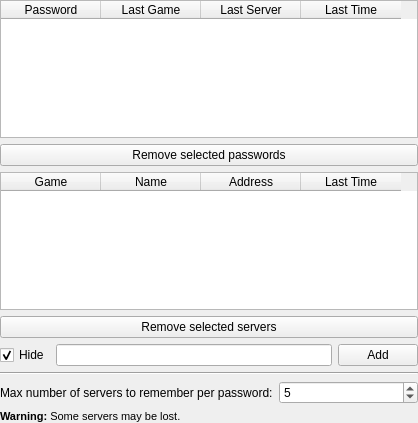
Qt form src/core/gui/configuration/cfgserverpasswords.ui (DoomseekerTeam/Doomseeker) before a commit.
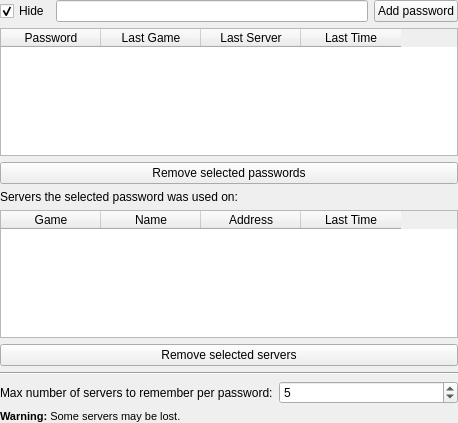
The same form after that commit. Icons and pictures are not drawn.

Commit message:
Server passwords config box UI improvements
- Make the columns fill the tables and increase widths of some to
  accomodate for translated headers.

- Disable the servers table when no password is selected.

- Label the servers table appropriately.

- Put the "Add password" button and input field at the top of the page,
  just above the passwords table. Also label the "Add password" button
  as "Add password", because "Add" wasn't clear enough.

What changed in the file:
```diff
--- a/src/core/gui/configuration/cfgserverpasswords.ui
+++ b/src/core/gui/configuration/cfgserverpasswords.ui
@@ -6,7 +6,7 @@
    <rect>
     <x>0</x>
     <y>0</y>
-    <width>418</width>
+    <width>458</width>
     <height>423</height>
    </rect>
   </property>
@@ -23,6 +23,38 @@
    <property name="bottomMargin">
     <number>0</number>
    </property>
+   <item>
+    <layout class="QHBoxLayout" name="horizontalLayout">
+     <item>
+      <widget class="QCheckBox" name="cbHide">
+       <property name="text">
+        <string>Hide</string>
+       </property>
+       <property name="checked">
+        <bool>true</bool>
+       </property>
+      </widget>
+     </item>
+     <item>
+      <widget class="QLineEdit" name="lePassword">
+       <property name="echoMode">
+        <enum>QLineEdit::Password</enum>
+       </property>
+      </widget>
+     </item>
+     <item>
+      <widget class="QPushButton" name="btnAdd">
+       <property name="text">
+        <string>Add password</string>
+       </property>
+       <property name="icon">
+        <iconset resource="../../../../media/resources.qrc">
+         <normaloff>:/icons/plus.png</normaloff>:/icons/plus.png</iconset>
+       </property>
+      </widget>
+     </item>
+    </layout>
+   </item>
    <item>
     <widget class="QTableWidget" name="tablePasswords">
      <property name="editTriggers">
@@ -89,6 +121,28 @@
     </widget>
    </item>
    <item>
+    <widget class="QWidget" name="selectedPasswordPanel" native="true">
+     <layout class="QVBoxLayout" name="verticalLayout_2">
+      <property name="leftMargin">
+       <number>0</number>
+      </property>
+      <property name="topMargin">
+       <number>0</number>
+      </property>
+      <property name="rightMargin">
+       <number>0</number>
+      </property>
+      <property name="bottomMargin">
+       <number>0</number>
+      </property>
+      <item>
+       <widget class="QLabel" name="lblServersTableTitle">
+        <property name="text">
+         <string>Servers the selected password was used on:</string>
+        </property>
+       </widget>
+      </item>
+      <item>
     <widget class="QTableWidget" name="tableServers">
      <property name="editTriggers">
       <set>QAbstractItemView::NoEditTriggers</set>
@@ -153,37 +207,8 @@
      </property>
     </widget>
    </item>
-   <item>
-    <layout class="QHBoxLayout" name="horizontalLayout">
-     <item>
-      <widget class="QCheckBox" name="cbHide">
-       <property name="text">
-        <string>Hide</string>
-       </property>
-       <property name="checked">
-        <bool>true</bool>
-       </property>
-      </widget>
-     </item>
-     <item>
-      <widget class="QLineEdit" name="lePassword">
-       <property name="echoMode">
-        <enum>QLineEdit::Password</enum>
-       </property>
-      </widget>
-     </item>
-     <item>
-      <widget class="QPushButton" name="btnAdd">
-       <property name="text">
-        <string>Add</string>
-       </property>
-       <property name="icon">
-        <iconset resource="../../../../media/resources.qrc">
-         <normaloff>:/icons/plus.png</normaloff>:/icons/plus.png</iconset>
-       </property>
-      </widget>
-     </item>
-    </layout>
+     </layout>
+    </widget>
    </item>
    <item>
     <widget class="Line" name="line">
```
Lines whose indentation alone changed are shown as unchanged. The commit also changes 2 other files.
